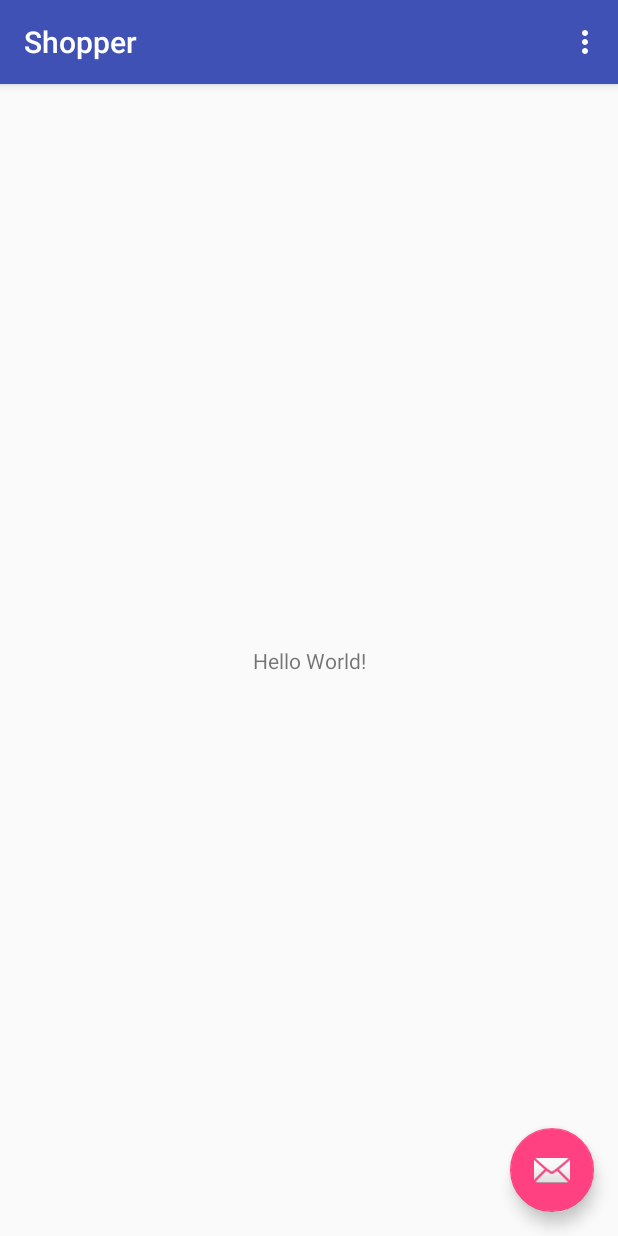
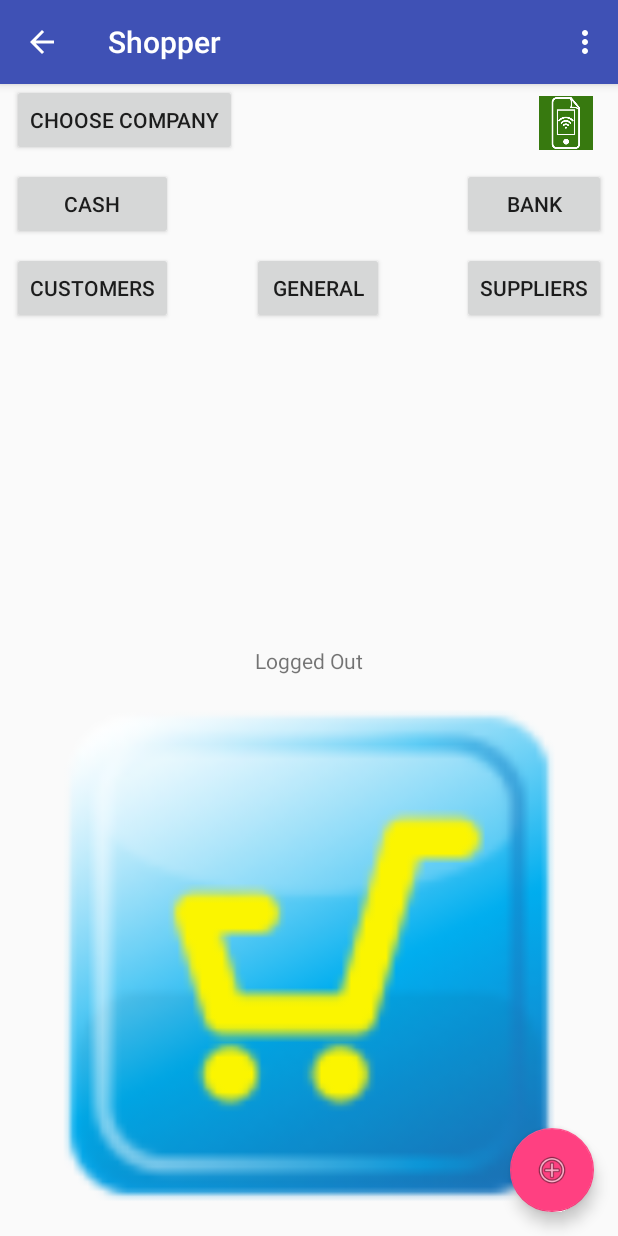
Before and after one commit to eurosecom/samshopersung, an Android app: the screen it shows after launch (MainActivity before the commit, MainShopperActivity after it), on a phone screen of 412 x 824 dp. Run offline under Robolectric (Android 15) with nearby library versions, the phone set to English and light mode, and no system bars; our stand-ins replace Dagger/Hilt's generated code, Firebase (no records; nobody signed in at launch, a user with empty details on screens opened directly), Room's generated code; libraries missing offline, so code that uses them is left out: android.arch.persistence, co.zsmb.materialdrawerkt, com.mikepenz.materialdrawer, io.realm; 7 statements that could not run were skipped.

Commit message:
MainShopperActivity.kt
#1
- change MainActivity.kt to MainShopperActivity.kt

```diff
--- a/app/build.gradle
+++ b/app/build.gradle
@@ -132,9 +132,7 @@ dependencies {
 
     //Room library
     implementation 'android.arch.persistence.room:runtime:1.1.0'
-    implementation ('android.arch.persistence.room:rxjava2:1.1.0', {
-        exclude group: 'io.reactivex.internal.operators'
-    })
+    implementation 'android.arch.persistence.room:rxjava2:1.1.0'
     annotationProcessor 'android.arch.persistence.room:compiler:1.1.0'
 
 
--- a/app/src/main/AndroidManifest.xml
+++ b/app/src/main/AndroidManifest.xml
@@ -15,7 +15,7 @@
         android:supportsRtl="true"
         android:theme="@style/AppTheme">
         <activity
-            android:name=".MainActivity"
+            android:name=".MainShopperActivity"
             android:label="@string/app_name"
             android:theme="@style/AppTheme.NoActionBar">
             <intent-filter>
--- a/app/src/main/java/com/eusecom/samshopersung/MainActivity.kt
+++ b/app/src/main/java/com/eusecom/samshopersung/MainActivity.kt
@@ -53,6 +53,7 @@ class MainActivity : AppCompatActivity() {
         startActivity(intent)
     }
 
+
     //consume oncreateoptionmenu
     inline fun consume(f: () -> Unit): Boolean {
         f()
--- /dev/null
+++ b/app/src/main/java/com/eusecom/samshopersung/MainShopperActivity.kt
@@ -0,0 +1,340 @@
+package com.eusecom.samshopersung
+
+import android.content.*
+import android.os.Bundle
+import android.support.v7.app.AppCompatActivity
+import android.view.Menu
+import android.view.MenuItem
+import dagger.android.AndroidInjection
+import android.net.ConnectivityManager
+import android.util.Log
+import co.zsmb.materialdrawerkt.builders.accountHeader
+import co.zsmb.materialdrawerkt.builders.drawer
+import co.zsmb.materialdrawerkt.draweritems.badgeable.primaryItem
+import co.zsmb.materialdrawerkt.draweritems.badgeable.secondaryItem
+import co.zsmb.materialdrawerkt.draweritems.divider
+import co.zsmb.materialdrawerkt.draweritems.profile.profile
+import co.zsmb.materialdrawerkt.draweritems.profile.profileSetting
+import co.zsmb.materialdrawerkt.draweritems.sectionHeader
+import com.mikepenz.materialdrawer.AccountHeader
+import com.mikepenz.materialdrawer.Drawer
+import com.mikepenz.materialdrawer.model.ProfileDrawerItem
+import kotlinx.android.synthetic.main.mainshopper_activity.*
+import kotlinx.android.synthetic.main.mainshopper_content.*
+import org.jetbrains.anko.*
+import org.jetbrains.anko.sdk25.listeners.onClick
+import javax.inject.Inject
+
+
+/**
+ * SamShopper Main activity
+ * Kotlin and Java dagger 2.11
+ */
+
+class MainShopperActivity : AppCompatActivity() {
+
+    private lateinit var result: Drawer
+    private lateinit var headerResult: AccountHeader
+    private lateinit var headerProfil: ProfileDrawerItem
+    private lateinit var alert: AlertBuilder<DialogInterface>
+
+    @Inject
+    lateinit var prefs: SharedPreferences
+
+    @Inject
+    lateinit var connectivityManager: ConnectivityManager
+
+    override fun onCreate(savedInstanceState: Bundle?) {
+        AndroidInjection.inject(this);
+        super.onCreate(savedInstanceState)
+        setContentView(R.layout.mainshopper_activity)
+        setSupportActionBar(toolbar)
+        supportActionBar?.setDisplayHomeAsUpEnabled(true)
+        supportActionBar?.setHomeButtonEnabled(false)
+
+        constlay.onClick { view ->
+
+            Log.e("Trigger", " onclick")
+            updateUI()
+        }
+
+
+        fab.setOnClickListener {
+
+            //view ->
+            //Snackbar.make(view, "Replace with your own action", Snackbar.LENGTH_LONG).setAction("Action", null).show()
+            _ -> navigateToRoomDemo()
+        }
+
+        button1.setOnClickListener {
+            _ -> //navigateToCashListKt()
+        }
+
+        button2.setOnClickListener {
+            _ -> //navigateToBankMvpList()
+        }
+
+        button3.setOnClickListener {
+            _ -> //navigateToInvoiceListKt()
+        }
+
+        button4.setOnClickListener {
+            _ -> //navigateToSupplierList()
+        }
+
+        button5.setOnClickListener {
+            _ -> //navigateToGeneralList()
+        }
+
+        buttonFir.setOnClickListener {
+            _ -> //navigateToGetCompany()
+        }
+
+        imageView.setOnClickListener {
+            //_ -> navigateToAccountReportsKtnocontrol()
+            _ -> //navigateToAccountReportsKt()
+        }
+
+        //kotlin drawer by https://github.com/zsmb13/MaterialDrawerKt
+        result = drawer {
+
+            toolbar = this@MainShopperActivity.toolbar
+            hasStableIds = true
+            savedInstance = savedInstanceState
+            showOnFirstLaunch = false
+
+
+            headerResult = accountHeader {
+                background = R.drawable.pozadie
+                savedInstance = savedInstanceState
+                translucentStatusBar = true
+
+                val usermailx = prefs.getString("username", "")
+                headerProfil = profile("EuroSecom", usermailx) {
+                    iconUrl = "http://www.edcom.sk"
+                    identifier = 100
+                }
+                //profile("EDcom", "andrejd@edcom.sk") {
+                //    iconUrl = "http://www.edcom.sk"
+                //    identifier = 101
+                //}
+
+                profileSetting(getString(R.string.addacount_title), getString(R.string.addacount_summary)) {
+                    icon = R.drawable.ic_history_black_24dp
+                    identifier = 100_000
+
+                    onClick { _ ->
+                        //navigateToLogin()
+                        false
+                    }
+
+                }
+                profileSetting(getString(R.string.resetpass_title), getString(R.string.resetpass_summary)) {
+                    //iicon = GoogleMaterial.Icon.gmd_settings
+                    icon = R.drawable.ic_check_circle_black_24dp
+                    identifier = 100_001
+                }
+
+
+            }
+
+            sectionHeader(getString(R.string.app_desc)) {
+                divider = false
+            }
+
+            divider {}
+            primaryItem(getString(R.string.action_loginout)) {
+
+                onClick { _ ->
+                    //Log.d("DRAWER", "Click.")
+                    //navigateToLogin()
+                    false
+                }
+
+            }
+            divider {}
+            primaryItem("Primary item") {
+
+                onClick { _ ->
+                    //Log.d("DRAWER", "Click.")
+                    //navigateToAccountReportsKt()
+                    false
+                }
+
+            }
+
+
+            divider {}
+            secondaryItem("Secondary item") {
+
+                onClick { _ ->
+                    //Log.d("DRAWER", "Click.")
+                    //navigateToSaldoCustomerKt()
+                    false
+                }
+            }
+
+
+            if (BuildConfig.DEBUG) {
+
+                divider {}
+                secondaryItem("DEMO item") {
+
+                    onClick { _ ->
+                        //Log.d("DRAWER", "Click.")
+                        //navigateToRfGitHub()
+                        false
+                    }
+                }
+            }else {
+
+            }
+
+
+        }
+
+        //headerResult.setBackground(getResources().getDrawable(R.drawable.cupcake))
+        //headerProfil.withName(R.string.october)
+        //headerProfil.withEmail(R.string.october)
+    }
+
+    public override fun onResume() {
+        super.onResume()
+        updateUI()
+
+    }
+
+    public override fun onPause() {
+        super.onPause()
+    }
+
+    override fun onSaveInstanceState(outState: Bundle?) {
+        result.saveInstanceState(outState)
+        headerResult.saveInstanceState(outState)
+        super.onSaveInstanceState(outState)
+    }
+
+    override fun onBackPressed() {
+        if (result.isDrawerOpen)
+            result.closeDrawer()
+        else
+            super.onBackPressed()
+    }
+
+
+    override fun onCreateOptionsMenu(menu: Menu): Boolean {
+        // Inflate the menu; this adds items to the action bar if it is present.
+        menuInflater.inflate(R.menu.menu_main, menu)
+        return true
+    }
+
+    override fun onOptionsItemSelected(item: MenuItem) = when (item.itemId) {
+        R.id.action_settings -> consume { navigateToSettings() }
+
+        else -> super.onOptionsItemSelected(item)
+    }
+
+    fun navigateToPrivacyPolicy(){
+
+
+    }
+
+    fun navigateToRoomDemo() {
+        val servx = prefs.getString("servername", "")
+        toast("servername " + servx)
+        val `is` = Intent(this, RoomDemoActivity::class.java)
+        startActivity(`is`)
+    }
+
+
+
+    fun navigateToSettings(){
+        val intent = Intent(this, SettingsActivity::class.java)
+        startActivity(intent)
+    }
+
+
+
+    fun showLoginAlert() {
+
+        alert(getString(R.string.nologin), getString(R.string.action_nologin)) {
+            yesButton { //navigateToLogin()
+                 }
+            noButton {}
+        }.show()
+
+
+    }
+
+    fun showDonotloginAlert() {
+
+        alert(getString(R.string.donotlogin), getString(R.string.action_login)) {
+            yesButton { //navigateToLogin()
+                 }
+            noButton {}
+        }.show()
+
+
+    }
+
+    fun showDonotcompanyAlert() {
+
+        alert(getString(R.string.donotcompany), getString(R.string.getcompany)) {
+            yesButton { //navigateToGetCompany()
+                 }
+            noButton {}
+        }.show()
+
+    }
+
+    fun updateUI(){
+
+        if( isConnectedServer() ) {
+            imageView2.setImageResource(R.drawable.web2);
+            Log.e("Trigger", " web")
+        }else{
+            imageView2.setImageResource(R.drawable.sdkarta);
+            Log.e("Trigger", " sdcard")
+        }
+
+        Log.d("updateUI ", "is going.")
+        val usfir = prefs.getString("fir", "")
+        if ( usfir == "" || usfir == "0" ) {
+            buttonFir.setText(R.string.choosecompany)
+        }else {
+            buttonFir.setText(prefs.getString("fir", "") +
+                    " " + prefs.getString("rok", "") +
+                    " " + prefs.getString("firnaz", ""))
+        }
+
+        val usermailx = prefs.getString("username", "")
+        val usernamex = prefs.getString("usname", "")
+        val usuid = prefs.getString("usuid", "")
+
+        if (usuid == "" || usuid == "0") {
+            textView.setText(R.string.signed_out)
+            headerProfil.withEmail(R.string.signed_out)
+        } else {
+            textView.setText(getString(R.string.username_status_fmt, usernamex))
+            headerProfil.withEmail(usermailx)
+        }
+
+    }
+
+    //consume oncreateoptionmenu
+    inline fun consume(f: () -> Unit): Boolean {
+        f()
+        return true
+    }
+
+
+    fun isConnectedServer(): Boolean {
+
+        //ConnectivityManager cm = (ConnectivityManager) getSystemService(Context.CONNECTIVITY_SERVICE);
+        val netInfo = connectivityManager.getActiveNetworkInfo()
+        return netInfo != null && netInfo!!.isConnectedOrConnecting()
+
+    }
+
+
+}
--- a/app/src/main/java/com/eusecom/samshopersung/di/ActivityBuilder.java
+++ b/app/src/main/java/com/eusecom/samshopersung/di/ActivityBuilder.java
@@ -3,6 +3,7 @@ package com.eusecom.samshopersung.di;
 import android.app.Activity;
 
 import com.eusecom.samshopersung.MainActivity;
+import com.eusecom.samshopersung.MainShopperActivity;
 import com.eusecom.samshopersung.di.MainActivityComponent;
 import dagger.Binds;
 import dagger.Module;
@@ -18,5 +19,10 @@ public abstract class ActivityBuilder {
     @ActivityKey(MainActivity.class)
     abstract AndroidInjector.Factory<? extends Activity> bindMainActivity(MainActivityComponent.Builder builder);
 
+    @Binds
+    @IntoMap
+    @ActivityKey(MainShopperActivity.class)
+    abstract AndroidInjector.Factory<? extends Activity> bindMainShopperActivity(MainShopperActivityComponent.Builder builder);
+
 
 }
--- a/app/src/main/java/com/eusecom/samshopersung/di/AppModule.java
+++ b/app/src/main/java/com/eusecom/samshopersung/di/AppModule.java
@@ -14,7 +14,7 @@ import dagger.Provides;
  * SamShopper AppModule
  */
 @Module(subcomponents = {
-        MainActivityComponent.class})
+        MainActivityComponent.class, MainShopperActivityComponent.class})
 public class AppModule {
 
     @Provides
--- /dev/null
+++ b/app/src/main/res/layout/mainshopper_activity.xml
@@ -0,0 +1,33 @@
+<?xml version="1.0" encoding="utf-8"?>
+<android.support.design.widget.CoordinatorLayout xmlns:android="http://schemas.android.com/apk/res/android"
+    xmlns:app="http://schemas.android.com/apk/res-auto"
+    xmlns:tools="http://schemas.android.com/tools"
+    android:layout_width="match_parent"
+    android:layout_height="match_parent"
+    tools:context="com.eusecom.samshopersung.MainShopperActivity">
+
+    <android.support.design.widget.AppBarLayout
+        android:layout_width="match_parent"
+        android:layout_height="wrap_content"
+        android:theme="@style/AppTheme.AppBarOverlay">
+
+        <android.support.v7.widget.Toolbar
+            android:id="@+id/toolbar"
+            android:layout_width="match_parent"
+            android:layout_height="?attr/actionBarSize"
+            android:background="?attr/colorPrimary"
+            app:popupTheme="@style/AppTheme.PopupOverlay" />
+
+    </android.support.design.widget.AppBarLayout>
+
+    <include layout="@layout/mainshopper_content" />
+
+    <android.support.design.widget.FloatingActionButton
+        android:id="@+id/fab"
+        android:layout_width="wrap_content"
+        android:layout_height="wrap_content"
+        android:layout_gravity="bottom|end"
+        android:layout_margin="@dimen/fab_margin"
+        app:srcCompat="@android:drawable/ic_menu_add" />
+
+</android.support.design.widget.CoordinatorLayout>
--- /dev/null
+++ b/app/src/main/res/layout/mainshopper_content.xml
@@ -0,0 +1,141 @@
+<?xml version="1.0" encoding="utf-8"?>
+<android.support.constraint.ConstraintLayout xmlns:android="http://schemas.android.com/apk/res/android"
+    xmlns:app="http://schemas.android.com/apk/res-auto"
+    xmlns:tools="http://schemas.android.com/tools"
+    android:layout_width="match_parent"
+    android:layout_height="match_parent"
+    app:layout_behavior="@string/appbar_scrolling_view_behavior"
+    tools:context="com.eusecom.samshopersung.MainShopperActivity"
+    tools:showIn="@layout/mainshopper_activity"
+    tools:layout_editor_absoluteY="81dp"
+    tools:layout_editor_absoluteX="0dp"
+    android:id="@+id/constlay"
+    android:clickable="true"
+    android:focusable="true"
+    android:focusableInTouchMode="true">
+
+    <TextView
+        android:id="@+id/textView"
+        android:layout_width="wrap_content"
+        android:layout_height="wrap_content"
+        android:text="@string/helloworld"
+        app:layout_constraintTop_toTopOf="parent"
+        app:layout_constraintStart_toStartOf="parent"
+        app:layout_constraintEnd_toEndOf="parent"
+        android:layout_marginTop="8dp"
+        app:layout_constraintBottom_toBottomOf="parent"
+        android:layout_marginBottom="8dp" />
+
+    <Button
+        android:id="@+id/button1"
+        android:layout_width="0dp"
+        android:layout_height="wrap_content"
+        android:layout_marginStart="8dp"
+        android:layout_marginTop="8dp"
+        android:text="@string/popisbtnpokl"
+        app:layout_constraintEnd_toEndOf="@+id/button3"
+        app:layout_constraintStart_toStartOf="parent"
+        app:layout_constraintTop_toBottomOf="@+id/buttonFir" />
+
+    <Button
+        android:id="@+id/button2"
+        android:layout_width="0dp"
+        android:layout_height="wrap_content"
+        android:text="@string/popisbtnbanka"
+        app:layout_constraintEnd_toEndOf="parent"
+        app:layout_constraintStart_toStartOf="@+id/button4"
+        android:layout_marginEnd="8dp"
+        android:layout_marginTop="8dp"
+        app:layout_constraintTop_toBottomOf="@+id/buttonFir" />
+
+    <Button
+        android:id="@+id/button3"
+        android:layout_width="0dp"
+        android:layout_height="wrap_content"
+        android:text="@string/popisbtnodb1"
+        app:layout_constraintStart_toStartOf="parent"
+        android:layout_marginTop="8dp"
+        android:layout_marginStart="8dp"
+        app:layout_constraintTop_toBottomOf="@+id/button1" />
+
+    <Button
+        android:id="@+id/button4"
+        android:layout_width="0dp"
+        android:layout_height="wrap_content"
+        android:text="@string/popisbtndod1"
+        android:layout_marginTop="8dp"
+        app:layout_constraintTop_toBottomOf="@+id/button2"
+        android:layout_marginEnd="8dp"
+        app:layout_constraintEnd_toEndOf="parent" />
+
+    <android.support.constraint.Guideline
+        android:layout_width="wrap_content"
+        android:layout_height="wrap_content"
+        android:id="@+id/guideline"
+        app:layout_constraintGuide_begin="-2dp"
+        android:orientation="vertical" />
+
+    <android.support.constraint.Guideline
+        android:layout_width="wrap_content"
+        android:layout_height="wrap_content"
+        android:id="@+id/guideline2"
+        app:layout_constraintGuide_begin="219dp"
+        android:orientation="horizontal"
+        tools:layout_editor_absoluteY="219dp"
+        tools:layout_editor_absoluteX="0dp" />
+
+    <android.support.constraint.Guideline
+        android:layout_width="wrap_content"
+        android:layout_height="wrap_content"
+        android:id="@+id/guideline3"
+        app:layout_constraintGuide_begin="-3dp"
+        android:orientation="vertical" />
+
+    <Button
+        android:id="@+id/buttonFir"
+        android:layout_width="wrap_content"
+        android:layout_height="wrap_content"
+        android:text="Button"
+        android:textSize="14sp"
+        app:layout_constraintTop_toTopOf="parent"
+        app:layout_constraintStart_toStartOf="parent"
+        android:layout_marginStart="8dp" />
+
+    <ImageView
+        android:id="@+id/imageView"
+        android:layout_width="0dp"
+        android:layout_height="0dp"
+        android:layout_marginBottom="8dp"
+        android:layout_marginEnd="8dp"
+        android:layout_marginStart="8dp"
+        android:layout_marginTop="8dp"
+        app:layout_constraintBottom_toBottomOf="parent"
+        app:layout_constraintEnd_toEndOf="parent"
+        app:layout_constraintStart_toStartOf="parent"
+        app:layout_constraintTop_toBottomOf="@+id/textView"
+        android:clickable="true"
+        app:srcCompat="@drawable/shopper" />
+
+    <ImageView
+        android:id="@+id/imageView2"
+        android:layout_width="53dp"
+        android:layout_height="36dp"
+        app:srcCompat="@drawable/web2"
+        app:layout_constraintEnd_toEndOf="parent"
+        android:layout_marginEnd="8dp"
+        app:layout_constraintTop_toTopOf="parent"
+        android:layout_marginTop="8dp" />
+
+    <Button
+        android:id="@+id/button5"
+        android:layout_width="wrap_content"
+        android:layout_height="wrap_content"
+        android:layout_marginEnd="8dp"
+        android:layout_marginStart="8dp"
+        android:text="@string/popisbtngen"
+        app:layout_constraintEnd_toStartOf="@+id/button4"
+        app:layout_constraintStart_toEndOf="@+id/button3"
+        android:layout_marginTop="8dp"
+        app:layout_constraintTop_toBottomOf="@+id/button1" />
+
+</android.support.constraint.ConstraintLayout>
--- a/app/src/main/res/values/strings.xml
+++ b/app/src/main/res/values/strings.xml
@@ -1,6 +1,67 @@
 <resources>
+
+    //mainshopperactivity
     <string name="app_name">Shopper</string>
+    <string name="helloworld">Hello World!</string>
+    <string name="app_desc">Samshopper shopping system v.4.00</string>
+    <string name="privacy_policy">Privacy policy</string>
+    <string name="privacy_policy_file">privacy_policy_samfantozzi</string>
     <string name="action_settings">Settings</string>
+    <string name="action_setdomain">Choose Server</string>
+    <string name="action_loginout">Login / Logout</string>
+    <string name="action_login">Login</string>
+    <string name="action_loginadmin">Login admin</string>
+    <string name="action_accountreports">Accounting reports</string>
+    <string name="action_taxreports">TAX reports</string>
+    <string name="action_setmonth">Set month</string>
+    <string name="popisbtnpokl">Cash</string>
+    <string name="popisbtnpoklsd">Cash SD</string>
+    <string name="popisbtnbanka">Bank</string>
+    <string name="popisbtndod1">Suppliers</string>
+    <string name="popisbtnodb1">Customers</string>
+    <string name="popisbtndod1k">Suppl.</string>
+    <string name="popisbtnodb1k">Custom.</string>
+    <string name="popisbtngen">General</string>
+    <string name="addacount_title">Add account</string>
+    <string name="addacount_summary">Add new Firebase Account</string>
+    <string name="resetpass_summary">Reset password of FB Account</string>
+    <string name="company">Company</string>
+    <string name="getcompany">Get company</string>
+    <string name="textok">Ok</string>
+    <string name="donotlogin">You have to create email account and login.</string>
+    <string name="didnotlogin">You did not login</string>
+    <string name="donotcompany">You have to choose your company.</string>
+    <string name="didnotcompany">You did not choose company</string>
+    <string name="donotadmin">Command is allowed only for Admin user.</string>
+    <string name="didnotadmin">You are not the Admin user</string>
+    <string name="descimg">Desc</string>
+    <string name="mixedreports">Mixed reports</string>
+    <string name="nologin">You have to logout before to choose Server.</string>
+    <string name="action_nologin">You have to logout.</string>
+    <string name="resetpass_title">Reset password</string>
+
+
+    //firebase auth
+    <string name="emailpassword_title_text">Email and Password</string>
+    <string name="hint_user_id">User ID</string>
+    <string name="get_custom_token">Get Token</string>
+    <string name="sign_in">Log In</string>
+    <string name="create_account">Create Account</string>
+    <string name="sign_out">Log Out</string>
+    <string name="disconnect">Disconnect</string>
+    <string name="loading">Loading…</string>
+    <string name="custom_token">Custom Token</string>
+    <string name="signed_out">Logged Out</string>
+    <string name="token_null">Token: null</string>
+    <string name="hint_email">Email</string>
+    <string name="hint_password">Password</string>
+    <string name="desc_firebase_lockup">Firebase logo and name</string>
+    <string name="loginfb">Login to Firebase.</string>
+    <string name="outwork">You are out of work now.</string>
+    <string name="atwork">You are at work now.</string>
+    <string name="firebase_status_fmt">Firebase User: %s</string>
+    <string name="emailpassword_status_fmt">Email User: %s</string>
+    <string name="username_status_fmt">User name: %s</string>
 
 
     //settings
@@ -73,6 +134,10 @@
     <string name="edidok_summary">Number of edited documet, IDC, 0=no edited item</string>
     <string name="edidok_title">Edit document, IDC.</string>
 
+    //choosecompanyactivity
+    <string name="choosecompany">Choose company</string>
+    <string name="clickchoosecompany">Click to choose your company</string>
+
 
     //room demo
     <string name="price_format">$%1$s</string>
```
Also changed, not shown: app/src/main/java/com/eusecom/samshopersung/di/MainShopperActivityComponent.java (added, +16 -0 lines), app/src/main/java/com/eusecom/samshopersung/di/MainShopperActivityModule.java (added, +9 -0 lines), app/src/main/res/drawable/ic_action_account_circle_40.png (added), app/src/main/res/drawable/ic_check_circle_black_24dp.png (added), app/src/main/res/drawable/ic_help_black_24dp.png (added), app/src/main/res/drawable/ic_history_black_24dp.png (added), app/src/main/res/drawable/pozadie.jpg (added), app/src/main/res/drawable/sdkarta.png (added), app/src/main/res/drawable/shopper.png (added), app/src/main/res/drawable/web2.png (added).
